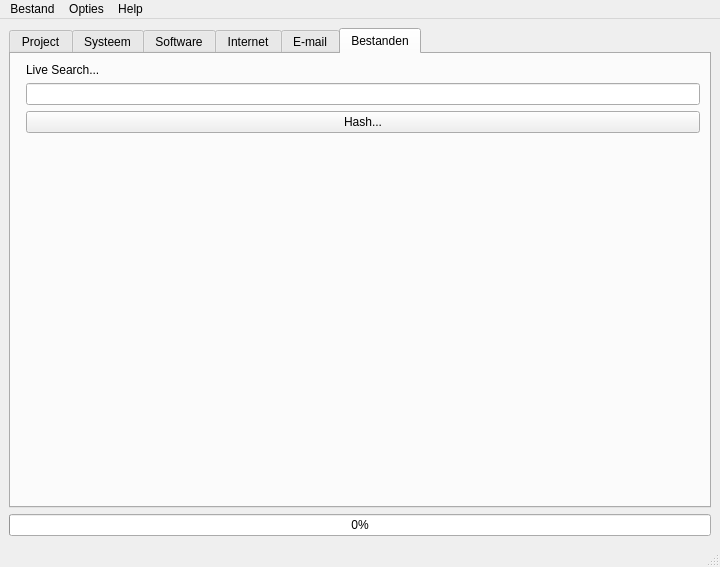
mitfry/IPFIT5_2015, file Source/gui/gui_maken/interface_thram.ui: the form before one commit.
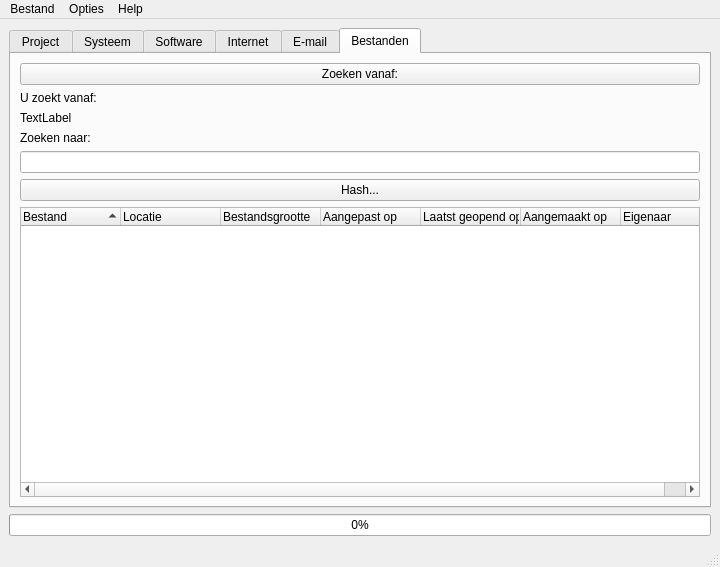
The form after the commit. The open tabs and pages were chosen to show the change.

Commit message: Edited Interface_thram voor Hashes_Layout

```diff
--- a/Source/gui/gui_maken/interface_thram.ui
+++ b/Source/gui/gui_maken/interface_thram.ui
@@ -14,6 +14,9 @@
    <string>MainWindow</string>
   </property>
   <widget class="QWidget" name="centralwidget">
+   <property name="enabled">
+    <bool>true</bool>
+   </property>
    <layout class="QGridLayout" name="gridLayout_3">
     <item row="1" column="0">
      <widget class="QProgressBar" name="progressBar">
@@ -27,6 +30,9 @@
     </item>
     <item row="0" column="0">
      <widget class="QTabWidget" name="tab_Menu">
+      <property name="enabled">
+       <bool>true</bool>
+      </property>
       <property name="currentIndex">
        <number>2</number>
       </property>
@@ -142,27 +148,111 @@
        <attribute name="title">
         <string>Bestanden</string>
        </attribute>
-       <layout class="QFormLayout" name="formLayout">
-        <property name="fieldGrowthPolicy">
-         <enum>QFormLayout::AllNonFixedFieldsGrow</enum>
-        </property>
-        <item row="1" column="1">
-         <widget class="QLabel" name="lbl_Live_Search">
-          <property name="text">
-           <string>Live Search...</string>
-          </property>
-         </widget>
-        </item>
-        <item row="3" column="1">
+       <layout class="QGridLayout" name="gridLayout_7">
+        <item row="5" column="0">
          <widget class="QLineEdit" name="txt_Live_Search"/>
         </item>
-        <item row="4" column="1">
+        <item row="6" column="0">
          <widget class="QPushButton" name="btn_Hash">
           <property name="text">
            <string>Hash...</string>
           </property>
          </widget>
         </item>
+        <item row="7" column="0">
+         <widget class="QTreeWidget" name="treew_Bestanden">
+          <property name="enabled">
+           <bool>true</bool>
+          </property>
+          <property name="autoFillBackground">
+           <bool>false</bool>
+          </property>
+          <property name="autoScroll">
+           <bool>true</bool>
+          </property>
+          <property name="tabKeyNavigation">
+           <bool>false</bool>
+          </property>
+          <property name="alternatingRowColors">
+           <bool>true</bool>
+          </property>
+          <attribute name="headerCascadingSectionResizes">
+           <bool>true</bool>
+          </attribute>
+          <attribute name="headerDefaultSectionSize">
+           <number>100</number>
+          </attribute>
+          <attribute name="headerHighlightSections">
+           <bool>true</bool>
+          </attribute>
+          <attribute name="headerShowSortIndicator" stdset="0">
+           <bool>true</bool>
+          </attribute>
+          <column>
+           <property name="text">
+            <string>Bestand</string>
+           </property>
+          </column>
+          <column>
+           <property name="text">
+            <string>Locatie</string>
+           </property>
+          </column>
+          <column>
+           <property name="text">
+            <string>Bestandsgrootte</string>
+           </property>
+          </column>
+          <column>
+           <property name="text">
+            <string>Aangepast op</string>
+           </property>
+          </column>
+          <column>
+           <property name="text">
+            <string>Laatst geopend op</string>
+           </property>
+          </column>
+          <column>
+           <property name="text">
+            <string>Aangemaakt op</string>
+           </property>
+          </column>
+          <column>
+           <property name="text">
+            <string>Eigenaar</string>
+           </property>
+          </column>
+         </widget>
+        </item>
+        <item row="1" column="0">
+         <widget class="QPushButton" name="pushButton">
+          <property name="text">
+           <string>Zoeken vanaf:</string>
+          </property>
+         </widget>
+        </item>
+        <item row="2" column="0">
+         <widget class="QLabel" name="label">
+          <property name="text">
+           <string>U zoekt vanaf:</string>
+          </property>
+         </widget>
+        </item>
+        <item row="4" column="0">
+         <widget class="QLabel" name="lbl_Live_Search">
+          <property name="text">
+           <string>Zoeken naar:</string>
+          </property>
+         </widget>
+        </item>
+        <item row="3" column="0">
+         <widget class="QLabel" name="label_2">
+          <property name="text">
+           <string>TextLabel</string>
+          </property>
+         </widget>
+        </item>
        </layout>
       </widget>
      </widget>
```
Left out of the diff: 10 changed lines with no effect on the pictures. The commit also changes 3 other files.
